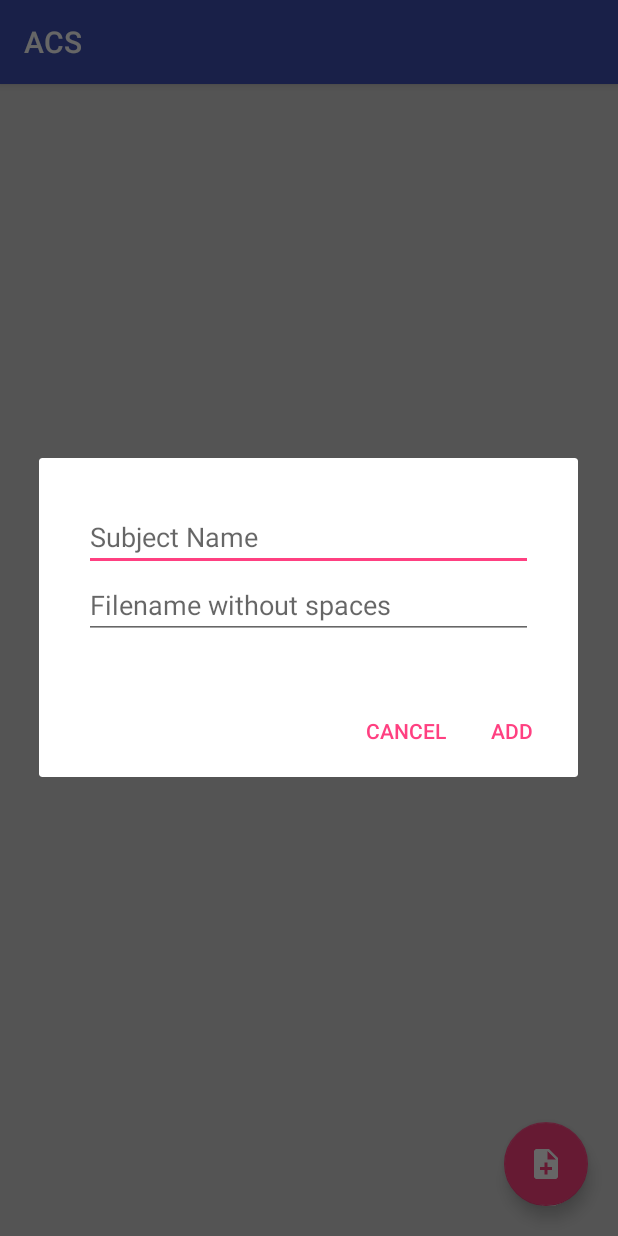
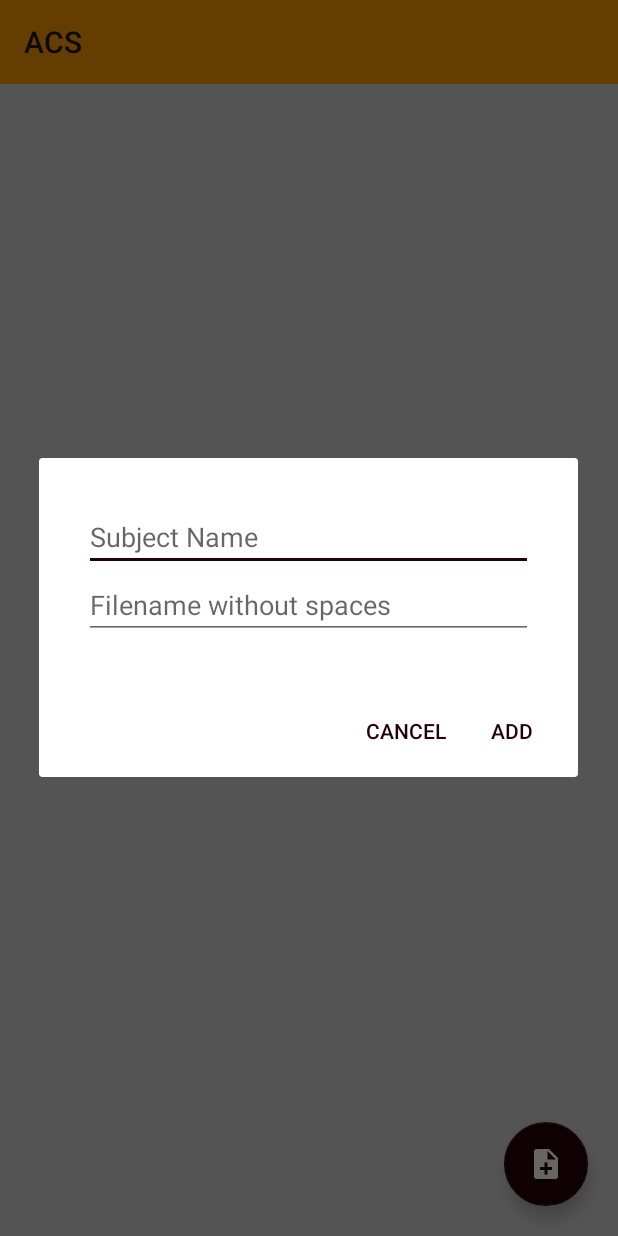
Before and after one commit to bharath-koteswarao/ACS, an Android app: the screen it shows after launch (MainActivity), after a tap on an icon or button, on a phone screen of 412 x 824 dp. Run offline under Robolectric (Android 15) with nearby library versions, the phone set to English and light mode, and no system bars.

Commit message:
Second RecyclerView

```diff
--- a/app/src/main/AndroidManifest.xml
+++ b/app/src/main/AndroidManifest.xml
@@ -15,6 +15,7 @@
                 <category android:name="android.intent.category.LAUNCHER" />
             </intent-filter>
         </activity>
+        <activity android:name=".SubActivity1"></activity>
     </application>
 
 </manifest>
--- a/app/src/main/java/bk/acs/MainActivity.java
+++ b/app/src/main/java/bk/acs/MainActivity.java
@@ -1,25 +1,26 @@
 package bk.acs;
-import android.database.sqlite.SQLiteDatabase;
 import android.os.Bundle;
 import android.support.design.widget.FloatingActionButton;
 import android.support.v7.app.AppCompatActivity;
 import android.support.v7.widget.LinearLayoutManager;
 import android.support.v7.widget.RecyclerView;
+import android.support.v7.widget.Toolbar;
 import android.view.View;
-
 import bk.acs.AddingToDatabase.MyDialog;
 import bk.acs.RecyclerView.Data;
 import bk.acs.RecyclerView.MyAdapter;
-import bk.acs.databases.Main;
 
 public class MainActivity extends AppCompatActivity {
     FloatingActionButton fab;
     RecyclerView recview;
     MyAdapter adapter;
+    Toolbar toolbar;
     @Override
     protected void onCreate(Bundle savedInstanceState) {
         super.onCreate(savedInstanceState);
         setContentView(R.layout.activity_main);
+        toolbar=(Toolbar)findViewById(R.id.toolbar);
+        setSupportActionBar(toolbar);
         fab=(FloatingActionButton)findViewById(R.id.fab);
         fab.setOnClickListener(new View.OnClickListener() {
             @Override
--- a/app/src/main/java/bk/acs/RecyclerView/Data.java
+++ b/app/src/main/java/bk/acs/RecyclerView/Data.java
@@ -12,7 +12,7 @@ import java.util.List;
 import bk.acs.databases.Main;
 
 /**
- * Created by koteswarao on 01-03-2017.
+ * Created by bk on 01-03-2017.
  */
 
 public class Data {
--- a/app/src/main/java/bk/acs/RecyclerView/MyAdapter.java
+++ b/app/src/main/java/bk/acs/RecyclerView/MyAdapter.java
@@ -1,36 +1,43 @@
 package bk.acs.RecyclerView;
 
 import android.content.Context;
+import android.content.Intent;
 import android.support.v7.widget.RecyclerView;
+import android.util.Log;
 import android.view.LayoutInflater;
 import android.view.View;
 import android.view.ViewGroup;
 import android.widget.TextView;
+import android.widget.Toast;
 
 import java.util.List;
 
 import bk.acs.R;
+import bk.acs.SubActivity1;
 
 /**
- * Created by koteswarao on 01-03-2017.
+ * Created by bk on 01-03-2017.
  */
 
 public class MyAdapter extends RecyclerView.Adapter<MyAdapter.Holder>{
     List<ListItem> listdata;
     LayoutInflater inflater;
+    Context c;
+
     public MyAdapter(List<ListItem> list, Context c)
     {
         this.inflater=LayoutInflater.from(c);
         listdata=list;
+        notifyDataSetChanged();
+        Log.d("See this",listdata.size()+"");
+        this.c=c;
     }
-
     @Override
     public Holder onCreateViewHolder(ViewGroup parent, int viewType) {
 
         View view=inflater.inflate(R.layout.subjects_li,parent,false);
         return new Holder(view);
     }
-
     @Override
     public void onBindViewHolder(Holder holder, int position) {
         ListItem item=listdata.get(position);
@@ -43,7 +50,7 @@ public class MyAdapter extends RecyclerView.Adapter<MyAdapter.Holder>{
         return listdata.size();
     }
 
-    class Holder extends RecyclerView.ViewHolder
+    class Holder extends RecyclerView.ViewHolder implements View.OnClickListener
     {
         TextView subjectName;
         TextView serialNo;
@@ -53,6 +60,14 @@ public class MyAdapter extends RecyclerView.Adapter<MyAdapter.Holder>{
             subjectName=(TextView)itemView.findViewById(R.id.subjectTitle);
             serialNo=(TextView)itemView.findViewById(R.id.sno);
             container=itemView.findViewById(R.id.cont_root);
+            itemView.setOnClickListener(this);
+        }
+
+        @Override
+        public void onClick(View view) {
+            Intent intent=new Intent(c,SubActivity1.class);
+            intent.putExtra("tv",subjectName.getText());
+            c.startActivity(intent);
         }
     }
 
--- a/app/src/main/res/layout/main_recyclerview.xml
+++ b/app/src/main/res/layout/main_recyclerview.xml
@@ -3,6 +3,12 @@
     android:orientation="vertical"
     android:layout_width="match_parent"
     android:layout_height="match_parent">
+    <android.support.v7.widget.Toolbar
+        android:layout_width="match_parent"
+        android:layout_height="wrap_content"
+        android:id="@+id/toolbar"
+        android:background="#FF9800">
+    </android.support.v7.widget.Toolbar>
 <android.support.v7.widget.RecyclerView
     android:layout_width="match_parent"
     android:layout_height="match_parent"
--- a/app/src/main/res/layout/students_li.xml
+++ b/app/src/main/res/layout/students_li.xml
@@ -9,9 +9,10 @@
         android:layout_height="wrap_content"
         android:text="15BEC0584"
         android:textSize="25dp"
+        android:textColor="#fff"
         android:id="@+id/regNo"
         android:gravity="center"
         android:padding="10dp"
-        android:background="@android:color/white"
+        android:background="#B2FF59"
         />
 </LinearLayout>
--- a/app/src/main/res/layout/subjects_li.xml
+++ b/app/src/main/res/layout/subjects_li.xml
@@ -4,10 +4,9 @@
     android:layout_width="match_parent"
     android:id="@+id/cont_root"
     android:layout_height="wrap_content"
+    android:clickable="true"
     android:layout_marginBottom="5dp"
     >
-
-
 
     <LinearLayout
         android:layout_width="match_parent"
--- a/app/src/main/res/values/colors.xml
+++ b/app/src/main/res/values/colors.xml
@@ -1,8 +1,8 @@
 <?xml version="1.0" encoding="utf-8"?>
 <resources>
-    <color name="colorPrimary">#3F51B5</color>
-    <color name="colorPrimaryDark">#303F9F</color>
-    <color name="colorAccent">#FF4081</color>
+    <color name="colorPrimary">#FF9800</color>
+    <color name="colorPrimaryDark">#F57C00</color>
+    <color name="colorAccent">#230007</color>
     <color name="item_red">#bde42424</color>
     <color name="item_green">#4e2bff00</color>
 </resources>
--- a/app/src/main/res/values/styles.xml
+++ b/app/src/main/res/values/styles.xml
@@ -1,7 +1,7 @@
 <resources>
 
     <!-- Base application theme. -->
-    <style name="AppTheme" parent="Theme.AppCompat.Light.DarkActionBar">
+    <style name="AppTheme" parent="Theme.AppCompat.Light.NoActionBar">
         <!-- Customize your theme here. -->
         <item name="colorPrimary">@color/colorPrimary</item>
         <item name="colorPrimaryDark">@color/colorPrimaryDark</item>
```
Also changed, not shown: app/src/main/java/bk/acs/AddingToDatabase/MyDialog.java (+5 -3 lines), app/src/main/java/bk/acs/RecyclerView2/Data2.java (added, +8 -0 lines), app/src/main/java/bk/acs/RecyclerView2/ListItem2.java (added, +8 -0 lines), app/src/main/java/bk/acs/RecyclerView2/MyAdapter2.java (added, +8 -0 lines), app/src/main/java/bk/acs/SubActivity1.java (added, +19 -0 lines), app/src/main/res/layout/activity_sub1.xml (added, +69 -0 lines).
